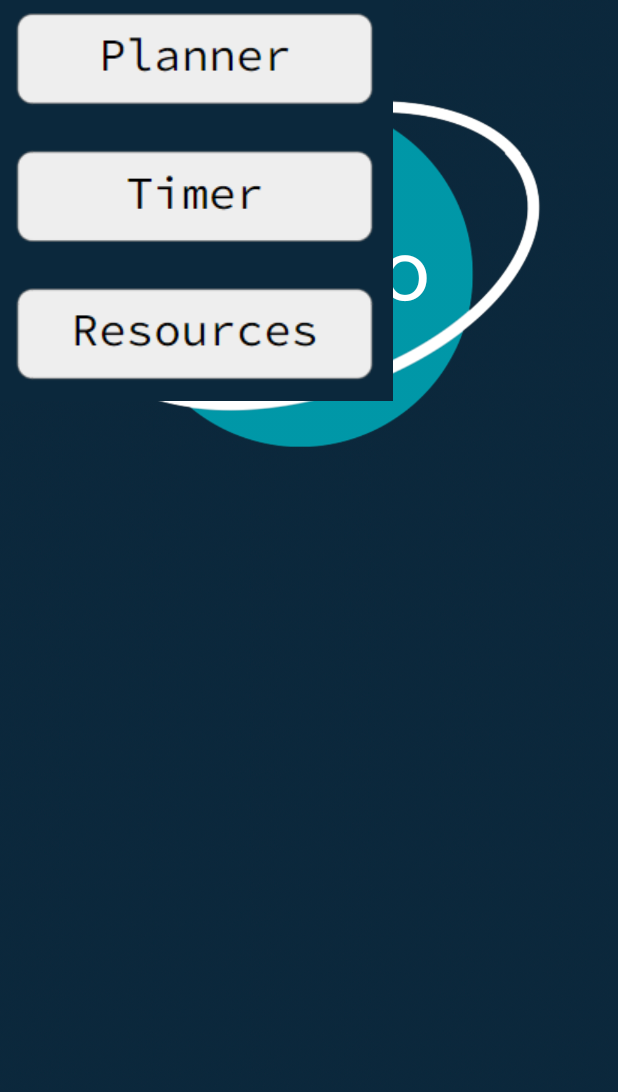
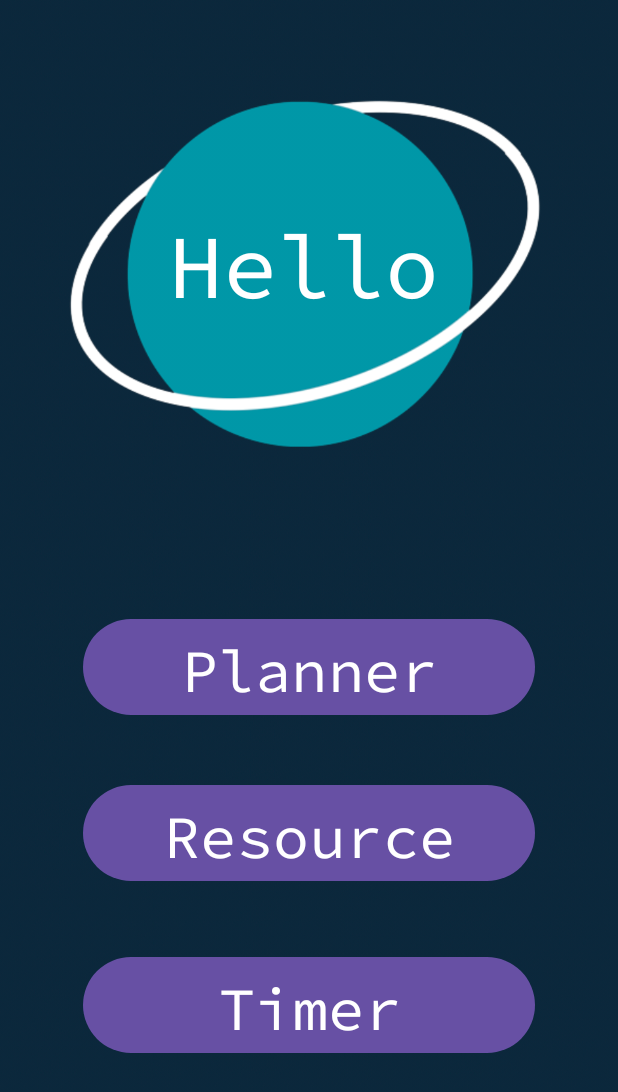
Before and after one commit to ishid141/Orbit, an Android app: the homepage screen opened directly, with no data from a screen before it, on a phone screen of 412 x 824 dp. Shown: the top 1092 px of the screen. Run offline under Robolectric (Android 15) with nearby library versions, the phone set to English and light mode, and no system bars.

Commit message:
timerfix

```diff
--- a/app/src/main/java/com/example/orbit/MainActivity.java
+++ b/app/src/main/java/com/example/orbit/MainActivity.java
@@ -16,7 +16,10 @@ public class MainActivity extends AppCompatActivity {
         setContentView(R.layout.activity_main);
 
         // Find the button by its ID
-        @SuppressLint("WrongViewCast") Button buttonGoToDestination = findViewById(R.id.imageButton4);
+        View buttonGoToDestination = findViewById(R.id.imageButton4);
+
+
+
 
         // Set an OnClickListener for the button
         buttonGoToDestination.setOnClickListener(new View.OnClickListener() {
--- a/app/src/main/java/com/example/orbit/homepage.java
+++ b/app/src/main/java/com/example/orbit/homepage.java
@@ -2,13 +2,71 @@ package com.example.orbit;
 
 import androidx.appcompat.app.AppCompatActivity;
 
+import android.content.Intent;
 import android.os.Bundle;
+import android.view.View;
 
 public class homepage extends AppCompatActivity {
 
+    //Code for Timer
     @Override
     protected void onCreate(Bundle savedInstanceState) {
         super.onCreate(savedInstanceState);
         setContentView(R.layout.activity_homepage);
+        // Find the button by its ID
+        View buttonGoToDestination = findViewById(R.id.button3);
+
+
+
+        // Set an OnClickListener for the button
+        buttonGoToDestination.setOnClickListener(new View.OnClickListener() {
+
+            @Override
+            public void onClick(View v) {
+// Define what happens when the button is clicked
+                Intent intent = new Intent(homepage.this, timerpage.class);
+                startActivity(intent);
+
+            }
+        });
+
+        //Code for Resources page
+            // Find the button by its ID
+        View buttonGoToDestination1 = findViewById(R.id.button2);
+            /*Have to change variable everytime new button is added to this page
+           so that it works because it's already attached to something
+             */
+
+        // Set an OnClickListener for the button
+        buttonGoToDestination1.setOnClickListener(new View.OnClickListener() {
+
+            @Override
+            public void onClick(View v) {
+// Define what happens when the button is clicked
+                Intent intent = new Intent(homepage.this, resourcepage.class);
+                startActivity(intent);
+
+            }
+        });
+
+        //Add planner page code here
+
+
+
+
+
+
+
+
+
+
+
+
+
+
+
+
+
+
     }
 }
--- a/app/src/main/res/layout/activity_homepage.xml
+++ b/app/src/main/res/layout/activity_homepage.xml
@@ -29,16 +29,55 @@
         android:textSize="60sp"
         app:layout_constraintBottom_toBottomOf="@+id/imageView"
         app:layout_constraintEnd_toEndOf="@+id/imageView"
-        app:layout_constraintHorizontal_bias="0.459"
+        app:layout_constraintHorizontal_bias="0.486"
         app:layout_constraintStart_toStartOf="@+id/imageView"
         app:layout_constraintTop_toTopOf="@+id/imageView"
-        app:layout_constraintVertical_bias="0.467" />
+        app:layout_constraintVertical_bias="0.463" />
 
-    <ImageView
-        android:id="@+id/imageView2"
-        android:layout_width="wrap_content"
-        android:layout_height="wrap_content"
-        app:srcCompat="@drawable/button"
-        tools:layout_editor_absoluteX="74dp"
-        tools:layout_editor_absoluteY="374dp" />
+    <!--Planner-->
+
+
+    <Button
+        android:id="@+id/button"
+        android:layout_width="301dp"
+        android:layout_height="72dp"
+        android:layout_marginTop="24dp"
+        android:fontFamily="@font/scmedium"
+        android:text="Planner"
+        android:textSize="40sp"
+        app:layout_constraintBottom_toBottomOf="parent"
+        app:layout_constraintEnd_toEndOf="parent"
+        app:layout_constraintStart_toStartOf="parent"
+        app:layout_constraintTop_toBottomOf="@+id/imageView"
+        app:layout_constraintVertical_bias="0.007" />
+
+    <!--Resource-->
+    <Button
+        android:id="@+id/button2"
+        android:layout_width="301dp"
+        android:layout_height="72dp"
+        android:fontFamily="@font/scmedium"
+        android:text="Resource"
+        android:textSize="40sp"
+        app:layout_constraintBottom_toBottomOf="parent"
+        app:layout_constraintEnd_toEndOf="parent"
+        app:layout_constraintStart_toStartOf="parent"
+        app:layout_constraintTop_toTopOf="parent"
+        app:layout_constraintVertical_bias="0.691" />
+
+
+    <!--Timer-->
+    <Button
+        android:id="@+id/button3"
+        android:layout_width="301dp"
+        android:layout_height="72dp"
+        android:fontFamily="@font/scmedium"
+        android:text="Timer"
+        android:textSize="40sp"
+        app:layout_constraintBottom_toBottomOf="parent"
+        app:layout_constraintEnd_toEndOf="parent"
+        app:layout_constraintStart_toStartOf="parent"
+        app:layout_constraintTop_toTopOf="parent"
+        app:layout_constraintVertical_bias="0.843" />
+
 </androidx.constraintlayout.widget.ConstraintLayout>
```
Also changed, not shown: app/src/main/res/layout/activity_main.xml (+8 -8 lines), app/src/main/res/layout/activity_resourcepage.xml (+16 -1 lines), app/src/main/res/layout/activity_timerpage.xml (+7 -5 lines), app/src/main/res/drawable/plannerimage.png (added), app/src/main/res/drawable/resourcesimage.png (added).
